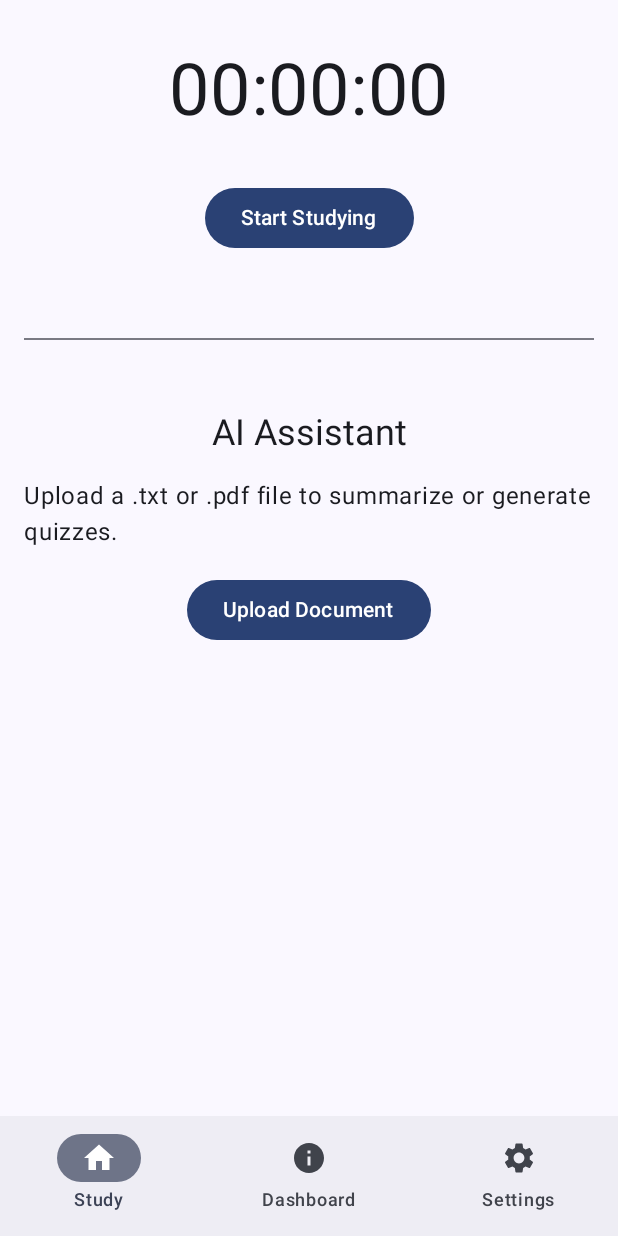
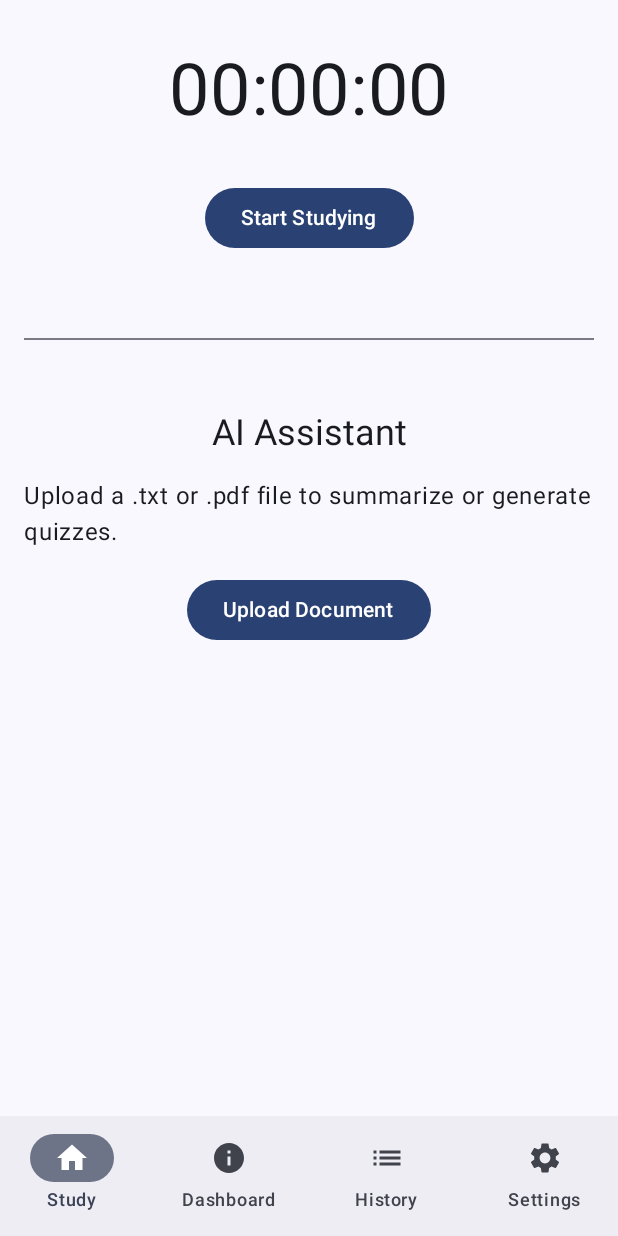
Before and after one commit to Dtech2preas/study, an Android app built with Jetpack Compose: the screen it shows after launch (MainActivity), on a phone screen of 412 x 824 dp. Run offline under Robolectric (Android 15) with nearby library versions, the phone set to English and light mode, and no system bars; our stand-ins replace Room's generated code; libraries missing offline, so code that uses them is left out: com.tom_roush.pdfbox, dev.jeziellago.compose; 3 statements that could not run were skipped.

Commit message:
feat: Enhance UI with Markdown, Interactive Quizzes, and History
- Add compose-markdown library for robust summary formatting.
- Implement full-screen toggle for summaries.
- Transform Quiz generation to output structured JSON.
- Implement InteractiveQuizView for taking and grading quizzes.
- Add Room entities, DAOs, and UI for a comprehensive History feature.
- Auto-generate short document titles using AI.
- Allow generating new quizzes from previously saved documents in History.

Co-authored-by: Dtech2preas <181480706+Dtech2preas@users.noreply.github.com>

```diff
--- a/app/build.gradle.kts
+++ b/app/build.gradle.kts
@@ -87,6 +87,9 @@ dependencies {
     implementation("com.patrykandpatrick.vico:compose-m3:1.13.0")
     implementation("com.patrykandpatrick.vico:core:1.13.0")
 
+    // Markdown for Compose
+    implementation("com.github.jeziellago:compose-markdown:0.5.0")
+
     testImplementation("junit:junit:4.13.2")
     androidTestImplementation("androidx.test.ext:junit:1.1.5")
     androidTestImplementation("androidx.test.espresso:espresso-core:3.5.1")
--- a/app/src/main/java/com/example/studyapp/MainActivity.kt
+++ b/app/src/main/java/com/example/studyapp/MainActivity.kt
@@ -7,6 +7,7 @@ import androidx.compose.foundation.layout.padding
 import androidx.compose.material.icons.Icons
 import androidx.compose.material.icons.filled.Home
 import androidx.compose.material.icons.filled.Info
+import androidx.compose.material.icons.filled.List
 import androidx.compose.material3.*
 import androidx.compose.runtime.Composable
 import androidx.compose.runtime.getValue
@@ -45,6 +46,7 @@ fun MainAppScreen() {
     val items = listOf(
         Screen.Study,
         Screen.Dashboard,
+        Screen.History,
         Screen.Settings
     )
     val studyViewModel: StudyViewModel = viewModel()
@@ -58,6 +60,7 @@ fun MainAppScreen() {
                     val icon = when (screen.route) {
                         "study" -> Icons.Filled.Home
                         "dashboard" -> Icons.Filled.Info
+                        "history" -> Icons.Filled.List
                         else -> Icons.Filled.Settings
                     }
                     NavigationBarItem(
@@ -81,6 +84,7 @@ fun MainAppScreen() {
         NavHost(navController, startDestination = Screen.Study.route, Modifier.padding(innerPadding)) {
             composable(Screen.Study.route) { StudyScreen(studyViewModel) }
             composable(Screen.Dashboard.route) { DashboardScreen(studyViewModel) }
+            composable(Screen.History.route) { com.example.studyapp.ui.study.HistoryScreen(studyViewModel) }
             composable(Screen.Settings.route) { SettingsScreen() }
         }
     }
@@ -89,5 +93,6 @@ fun MainAppScreen() {
 sealed class Screen(val route: String) {
     object Study : Screen("study")
     object Dashboard : Screen("dashboard")
+    object History : Screen("history")
     object Settings : Screen("settings")
 }
--- /dev/null
+++ b/app/src/main/java/com/example/studyapp/data/local/HistoryDao.kt
@@ -0,0 +1,41 @@
+package com.example.studyapp.data.local
+
+import androidx.room.Dao
+import androidx.room.Insert
+import androidx.room.OnConflictStrategy
+import androidx.room.Query
+import androidx.room.Transaction
+import kotlinx.coroutines.flow.Flow
+
+@Dao
+interface HistoryDao {
+    @Insert(onConflict = OnConflictStrategy.REPLACE)
+    suspend fun insertDocumentHistory(document: DocumentHistory): Long
+
+    @Query("SELECT * FROM document_history ORDER BY timestamp DESC")
+    fun getAllDocumentHistory(): Flow<List<DocumentHistory>>
+
+    @Query("SELECT * FROM document_history WHERE id = :id")
+    suspend fun getDocumentHistoryById(id: Int): DocumentHistory?
+
+    @Query("DELETE FROM document_history WHERE id = :id")
+    suspend fun deleteDocumentHistory(id: Int)
+
+    @Insert(onConflict = OnConflictStrategy.REPLACE)
+    suspend fun insertSummaryHistory(summary: SummaryHistory): Long
+
+    @Query("SELECT * FROM summary_history WHERE documentId = :documentId ORDER BY timestamp DESC")
+    fun getSummariesForDocument(documentId: Int): Flow<List<SummaryHistory>>
+
+    @Query("DELETE FROM summary_history WHERE id = :id")
+    suspend fun deleteSummaryHistory(id: Int)
+
+    @Insert(onConflict = OnConflictStrategy.REPLACE)
+    suspend fun insertQuizHistory(quiz: QuizHistory): Long
+
+    @Query("SELECT * FROM quiz_history WHERE documentId = :documentId ORDER BY timestamp DESC")
+    fun getQuizzesForDocument(documentId: Int): Flow<List<QuizHistory>>
+
+    @Query("DELETE FROM quiz_history WHERE id = :id")
+    suspend fun deleteQuizHistory(id: Int)
+}
--- a/app/src/main/java/com/example/studyapp/data/local/StudyDatabase.kt
+++ b/app/src/main/java/com/example/studyapp/data/local/StudyDatabase.kt
@@ -5,9 +5,19 @@ import androidx.room.Database
 import androidx.room.Room
 import androidx.room.RoomDatabase
 
-@Database(entities = [StudySession::class], version = 1, exportSchema = false)
+@Database(
+    entities = [
+        StudySession::class,
+        DocumentHistory::class,
+        SummaryHistory::class,
+        QuizHistory::class
+    ],
+    version = 2,
+    exportSchema = false
+)
 abstract class StudyDatabase : RoomDatabase() {
     abstract fun studySessionDao(): StudySessionDao
+    abstract fun historyDao(): HistoryDao
 
     companion object {
         @Volatile
@@ -19,7 +29,9 @@ abstract class StudyDatabase : RoomDatabase() {
                     context.applicationContext,
                     StudyDatabase::class.java,
                     "study_database"
-                ).build()
+                )
+                .fallbackToDestructiveMigration() // Simple migration strategy for this step
+                .build()
                 INSTANCE = instance
                 instance
             }
--- a/app/src/main/java/com/example/studyapp/data/repository/StudyRepository.kt
+++ b/app/src/main/java/com/example/studyapp/data/repository/StudyRepository.kt
@@ -1,10 +1,17 @@
 package com.example.studyapp.data.repository
 
+import com.example.studyapp.data.local.DocumentHistory
+import com.example.studyapp.data.local.HistoryDao
+import com.example.studyapp.data.local.QuizHistory
 import com.example.studyapp.data.local.StudySession
 import com.example.studyapp.data.local.StudySessionDao
+import com.example.studyapp.data.local.SummaryHistory
 import kotlinx.coroutines.flow.Flow
 
-class StudyRepository(private val studySessionDao: StudySessionDao) {
+class StudyRepository(
+    private val studySessionDao: StudySessionDao,
+    private val historyDao: HistoryDao
+) {
 
     val allSessions: Flow<List<StudySession>> = studySessionDao.getAllSessions()
 
@@ -15,4 +22,18 @@ class StudyRepository(private val studySessionDao: StudySessionDao) {
     fun getTotalDurationInRange(startDate: Long, endDate: Long): Flow<Long?> {
         return studySessionDao.getTotalDurationInRange(startDate, endDate)
     }
+
+    // History Operations
+    suspend fun insertDocumentHistory(document: DocumentHistory): Long = historyDao.insertDocumentHistory(document)
+    fun getAllDocumentHistory(): Flow<List<DocumentHistory>> = historyDao.getAllDocumentHistory()
+    suspend fun getDocumentHistoryById(id: Int): DocumentHistory? = historyDao.getDocumentHistoryById(id)
+    suspend fun deleteDocumentHistory(id: Int) = historyDao.deleteDocumentHistory(id)
+
+    suspend fun insertSummaryHistory(summary: SummaryHistory): Long = historyDao.insertSummaryHistory(summary)
+    fun getSummariesForDocument(documentId: Int): Flow<List<SummaryHistory>> = historyDao.getSummariesForDocument(documentId)
+    suspend fun deleteSummaryHistory(id: Int) = historyDao.deleteSummaryHistory(id)
+
+    suspend fun insertQuizHistory(quiz: QuizHistory): Long = historyDao.insertQuizHistory(quiz)
+    fun getQuizzesForDocument(documentId: Int): Flow<List<QuizHistory>> = historyDao.getQuizzesForDocument(documentId)
+    suspend fun deleteQuizHistory(id: Int) = historyDao.deleteQuizHistory(id)
 }
--- a/app/src/main/java/com/example/studyapp/ui/study/StudyViewModel.kt
+++ b/app/src/main/java/com/example/studyapp/ui/study/StudyViewModel.kt
@@ -28,16 +28,61 @@ class StudyViewModel(application: Application) : AndroidViewModel(application) {
 
     private var startTime: Long = 0L
 
+    val documentHistory = MutableStateFlow<List<com.example.studyapp.data.local.DocumentHistory>>(emptyList())
+
     init {
-        val studyDao = StudyDatabase.getDatabase(application).studySessionDao()
-        repository = StudyRepository(studyDao)
+        val db = StudyDatabase.getDatabase(application)
+        repository = StudyRepository(db.studySessionDao(), db.historyDao())
         viewModelScope.launch {
             repository.allSessions.collect { sessions ->
                 allSessions.value = sessions
             }
         }
+        viewModelScope.launch {
+            repository.getAllDocumentHistory().collect { history ->
+                documentHistory.value = history
+            }
+        }
         startTimer()
     }
+
+    // History Operations exposed to UI
+    private var currentDocumentId: Int? = null
+    private var currentOriginalText: String? = null
+
+    suspend fun saveDocumentWithSummary(title: String, originalText: String, summaryText: String) {
+        val docId = getOrCreateDocumentId(title, originalText)
+        repository.insertSummaryHistory(
+            com.example.studyapp.data.local.SummaryHistory(documentId = docId, summaryText = summaryText, timestamp = System.currentTimeMillis())
+        )
+    }
+
+    suspend fun saveDocumentWithQuiz(title: String, originalText: String, quizJson: String) {
+        val docId = getOrCreateDocumentId(title, originalText)
+        repository.insertQuizHistory(
+            com.example.studyapp.data.local.QuizHistory(documentId = docId, quizJson = quizJson, timestamp = System.currentTimeMillis())
+        )
+    }
+
+    private suspend fun getOrCreateDocumentId(title: String, originalText: String): Int {
+        if (currentDocumentId != null && currentOriginalText == originalText) {
+            return currentDocumentId!!
+        }
+        val documentId = repository.insertDocumentHistory(
+            com.example.studyapp.data.local.DocumentHistory(title = title, originalText = originalText, timestamp = System.currentTimeMillis())
+        ).toInt()
+        currentDocumentId = documentId
+        currentOriginalText = originalText
+        return documentId
+    }
+
+    suspend fun getDocumentHistoryById(id: Int) = repository.getDocumentHistoryById(id)
+
+    suspend fun deleteDocumentHistory(id: Int) = repository.deleteDocumentHistory(id)
+
+    fun getSummariesForDocument(documentId: Int) = repository.getSummariesForDocument(documentId)
+
+    fun getQuizzesForDocument(documentId: Int) = repository.getQuizzesForDocument(documentId)
 
     private fun startTimer() {
         viewModelScope.launch {
--- a/settings.gradle.kts
+++ b/settings.gradle.kts
@@ -13,5 +13,5 @@ dependencyResolutionManagement {
         maven { url = uri("https://jitpack.io") }
     }
 }
-rootProject.name = "StudyApp"
+rootProject.name = "StudySmart"
 include(":app")
```
Also changed, not shown: app/src/main/java/com/example/studyapp/ai/OnlineAIManager.kt (+62 -6 lines), app/src/main/java/com/example/studyapp/data/local/HistoryEntities.kt (added, +52 -0 lines), app/src/main/java/com/example/studyapp/data/local/QuizModels.kt (added, +13 -0 lines), app/src/main/java/com/example/studyapp/ui/study/HistoryScreen.kt (added, +195 -0 lines), app/src/main/java/com/example/studyapp/ui/study/QuizUI.kt (added, +137 -0 lines), app/src/main/java/com/example/studyapp/ui/study/StudyScreen.kt (+73 -10 lines).
